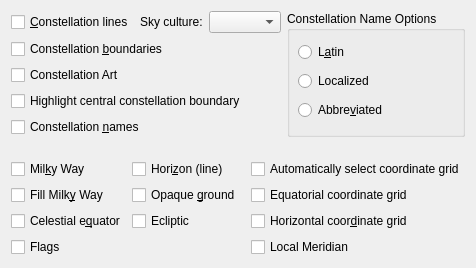
Old version of the form kstars/options/opsguides.ui in the repository KDE/kstars.
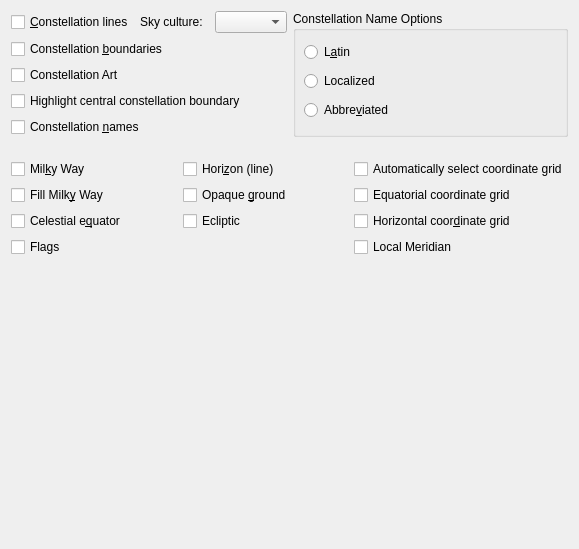
New version of the form.

```diff
--- a/kstars/options/opsguides.ui
+++ b/kstars/options/opsguides.ui
@@ -6,8 +6,8 @@
    <rect>
     <x>0</x>
     <y>0</y>
-    <width>446</width>
-    <height>246</height>
+    <width>579</width>
+    <height>549</height>
    </rect>
   </property>
   <layout class="QVBoxLayout" name="verticalLayout_2">
@@ -383,6 +383,22 @@
      </property>
     </spacer>
    </item>
+   <item>
+    <spacer>
+     <property name="orientation">
+      <enum>Qt::Vertical</enum>
+     </property>
+     <property name="sizeType">
+      <enum>QSizePolicy::Expanding</enum>
+     </property>
+     <property name="sizeHint" stdset="0">
+      <size>
+       <width>389</width>
+       <height>16</height>
+      </size>
+     </property>
+    </spacer>
+   </item>
   </layout>
  </widget>
  <tabstops>
```
